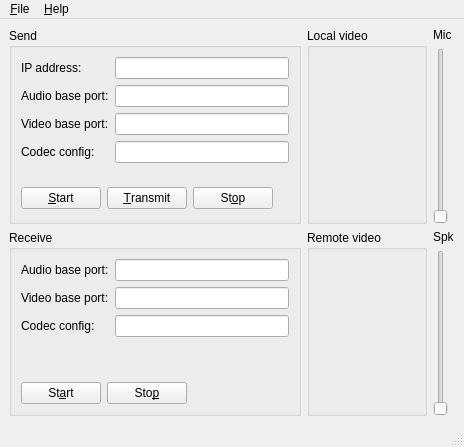
Old version of the form mainwin.ui in the repository psi-im/psimedia.
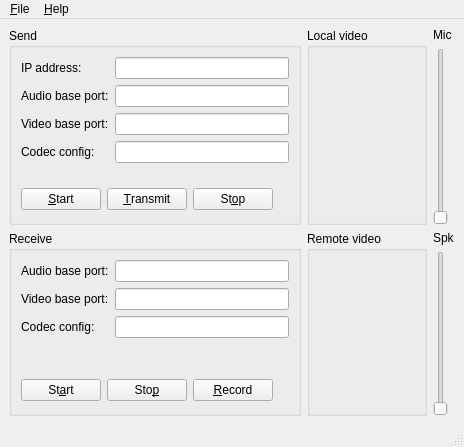
New version of the form. Custom widgets are drawn as their Qt base class.

Commit message: support recording a received stream to a file

```diff
--- a/mainwin.ui
+++ b/mainwin.ui
@@ -207,7 +207,7 @@
          <property name="sizeHint" >
           <size>
            <width>261</width>
-           <height>40</height>
+           <height>16</height>
           </size>
          </property>
         </spacer>
@@ -228,6 +228,13 @@
            </property>
           </widget>
          </item>
+         <item>
+          <widget class="QPushButton" name="pb_record" >
+           <property name="text" >
+            <string>&amp;Record</string>
+           </property>
+          </widget>
+         </item>
          <item>
           <spacer>
            <property name="orientation" >
@@ -235,8 +242,8 @@
            </property>
            <property name="sizeHint" >
             <size>
-             <width>40</width>
-             <height>20</height>
+             <width>20</width>
+             <height>28</height>
             </size>
            </property>
           </spacer>
```
Left out of the diff: 1 changed line with no effect on the pictures. The commit also changes 1 other file.
